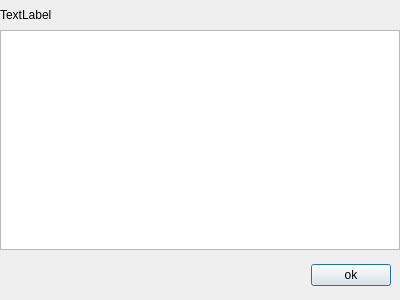
Qt form addfieldlinkdialog.ui (LinuxIsExcellent/observer) before a commit.
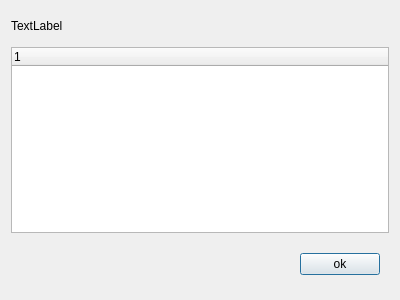
The same form after that commit.

```diff
--- a/addfieldlinkdialog.ui
+++ b/addfieldlinkdialog.ui
@@ -14,21 +14,6 @@
    <string>Dialog</string>
   </property>
   <layout class="QVBoxLayout" name="verticalLayout">
-   <property name="spacing">
-    <number>0</number>
-   </property>
-   <property name="leftMargin">
-    <number>0</number>
-   </property>
-   <property name="topMargin">
-    <number>0</number>
-   </property>
-   <property name="rightMargin">
-    <number>0</number>
-   </property>
-   <property name="bottomMargin">
-    <number>0</number>
-   </property>
    <item>
     <widget class="QLabel" name="msgLabel">
      <property name="minimumSize">
@@ -49,7 +34,13 @@
     </widget>
    </item>
    <item>
-    <widget class="QTreeView" name="treeView"/>
+    <widget class="QTreeWidget" name="treeWidget">
+     <column>
+      <property name="text">
+       <string notr="true">1</string>
+      </property>
+     </column>
+    </widget>
    </item>
    <item>
     <widget class="QWidget" name="widget" native="true">
```
